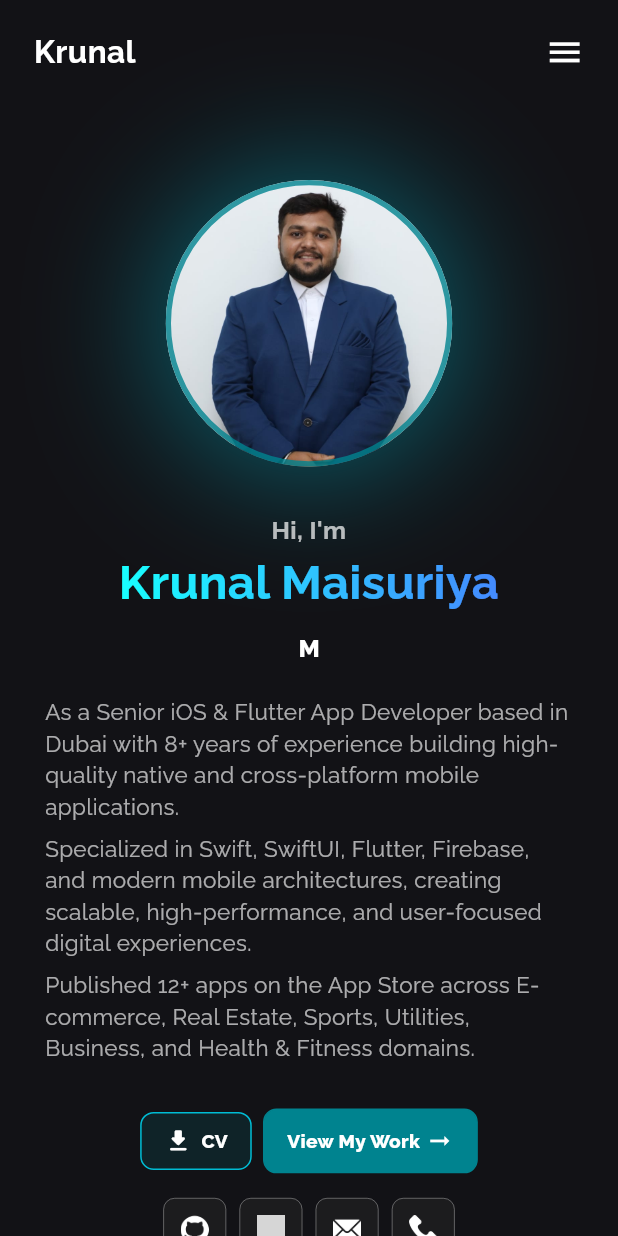
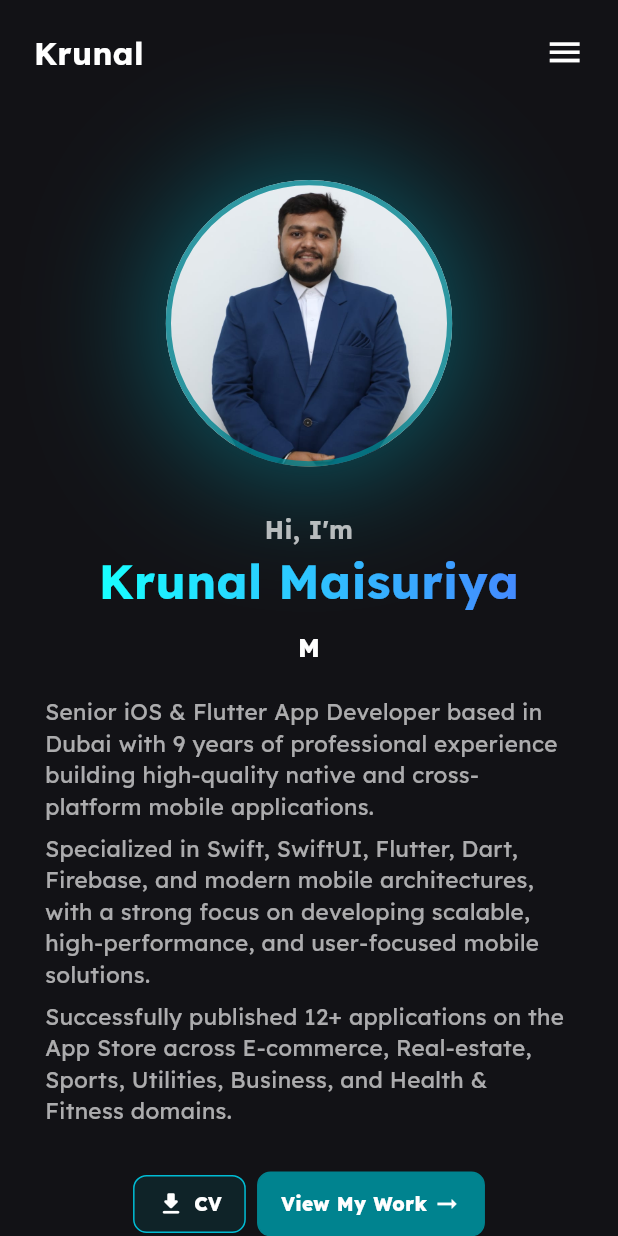
Before and after one commit to krunal-maisuriya/krunalmaisuriya-portfolio, a Flutter app: the screen it shows after launch, on a phone screen of 412 x 824 dp. Run offline on Flutter 3.47's test engine with Material 3 defaults, Android fonts, the phone set to English and light mode, and no system bars; our stand-ins replace google_fonts; grey boxes are pictures that could not be loaded.

Commit message:
Performance Improvement
- Changed Fonts
- Added new features
- Added new skills

```diff
--- a/lib/config/theme/app_theme.dart
+++ b/lib/config/theme/app_theme.dart
@@ -7,7 +7,7 @@ import 'package:krunal_portfolio/config/theme/app_colors.dart';
 final lightTheme = ThemeData(
   brightness: Brightness.light,
   scaffoldBackgroundColor: AppColors.appScaffoldBackgroundColor,
-  fontFamily: GoogleFonts.lato.toString(),
+  fontFamily: GoogleFonts.lexend.toString(),
   hintColor: AppColors.lightGreyColor,
   appBarTheme: const AppBarTheme(
     backgroundColor: Colors.transparent,
@@ -38,7 +38,7 @@ final lightTheme = ThemeData(
 final darkTheme = ThemeData(
   brightness: Brightness.dark,
   scaffoldBackgroundColor: AppColors.appBlackColor,
-  fontFamily: GoogleFonts.lato.toString(),
+  fontFamily: GoogleFonts.lexend.toString(),
   hintColor: AppColors.lightGreyColor,
   appBarTheme: const AppBarTheme(
     backgroundColor: Colors.transparent,
--- a/lib/core/widgets/app_label_text/app_label_text_view.dart
+++ b/lib/core/widgets/app_label_text/app_label_text_view.dart
@@ -41,9 +41,7 @@ class AppLabelTextView extends StatelessWidget {
       maxLines: maxLines,
       overflow: overflow,
       textDirection: textDirection,
-      style: GoogleFonts.raleway(
-      // style: GoogleFonts.poppins(
-      // style: GoogleFonts.montserrat(
+      style: GoogleFonts.lexend(
         fontSize: fontSize,
         fontWeight: fontWeight,
         color: textColor,
--- a/lib/sections/profile/hero_sections.dart
+++ b/lib/sections/profile/hero_sections.dart
@@ -136,7 +136,7 @@ class HeroSections extends StatelessWidget {
             spacing: 7,
             children: [
               AppLabelTextView(
-                "As a Senior iOS & Flutter App Developer based in Dubai with 8+ years of experience building high-quality native and cross-platform mobile applications. ",
+                "Senior iOS & Flutter App Developer based in Dubai with 9 years of professional experience building high-quality native and cross-platform mobile applications.",
                 fontSize: Responsive.isMobile(context)
                     ? Responsive.scale(context, min: 11, max: 20)
                     : 14.5,
@@ -144,7 +144,7 @@ class HeroSections extends StatelessWidget {
                 textColor: AppColors.appWhiteColor.withValues(alpha: 0.65),
               ),
               AppLabelTextView(
-                "Specialized in Swift, SwiftUI, Flutter, Firebase, and modern mobile architectures, creating scalable, high-performance, and user-focused digital experiences. ",
+                "Specialized in Swift, SwiftUI, Flutter, Dart, Firebase, and modern mobile architectures, with a strong focus on developing scalable, high-performance, and user-focused mobile solutions.",
                 fontSize: Responsive.isMobile(context)
                     ? Responsive.scale(context, min: 11, max: 20)
                     : 14.5,
@@ -152,7 +152,7 @@ class HeroSections extends StatelessWidget {
                 textColor: AppColors.appWhiteColor.withValues(alpha: 0.65),
               ),
               AppLabelTextView(
-                  "Published 12+ apps on the App Store across E-commerce, Real Estate, Sports, Utilities, Business, and Health & Fitness domains.",
+                  "Successfully published 12+ applications on the App Store across E-commerce, Real-estate, Sports, Utilities, Business, and Health & Fitness domains.",
                 fontSize: Responsive.isMobile(context)
                     ? Responsive.scale(context, min: 11, max: 20)
                     : 14.5,
@@ -253,7 +253,7 @@ class HeroSections extends StatelessWidget {
               ? MainAxisAlignment.start
               : MainAxisAlignment.center,
           children: [
-            _experienceProjectView(context, value: 8, title: "YEAR OF EXPERIENCE"),
+            _experienceProjectView(context, value: 9, title: "YEARS OF EXPERIENCE"),
 
             Padding(
               padding: EdgeInsets.symmetric(
@@ -324,8 +324,6 @@ class HeroSections extends StatelessWidget {
   //  Download Resume
   Future<void> downloadResume() async {
     final url = Uri.parse("https://drive.google.com/file/d/1BwtW4KRyBY9NjWit1h0kl8zWa-Pk1KbR/view?usp=sharing");
-    // final url = Uri.parse("https://drive.google.com/file/d/1ngGXXIvvlZEB7IvU7j_tX3P4fk-D9HKQ/view?usp=sharing");
-    // final url = Uri.parse("https://drive.google.com/file/d/1EPlNMAY4fA11I2fWseoKuIQ7YivfPlhG/view?usp=sharing");
 
     if (!await launchUrl(url,
       mode: LaunchMode.externalApplication,
--- a/lib/sections/profile/widgets/project_experience_count_view.dart
+++ b/lib/sections/profile/widgets/project_experience_count_view.dart
@@ -25,7 +25,7 @@ class ProjectExperienceCountView extends StatelessWidget {
           duration: const Duration(seconds: 2),
           builder: (context, value, child) {
             return AppLabelTextView(
-              "$value+",
+              title == "MAJOR PROJECTS" ? "$value+" : "$value",
               fontSize: valueFont,
               fontWeight: FontWeight.w900,
               textColor: AppColors.cyanColor.shade800,
```
Also changed, not shown: lib/sections/experience_section.dart (+12 -12 lines), lib/sections/skills_section.dart (+14 -6 lines).
